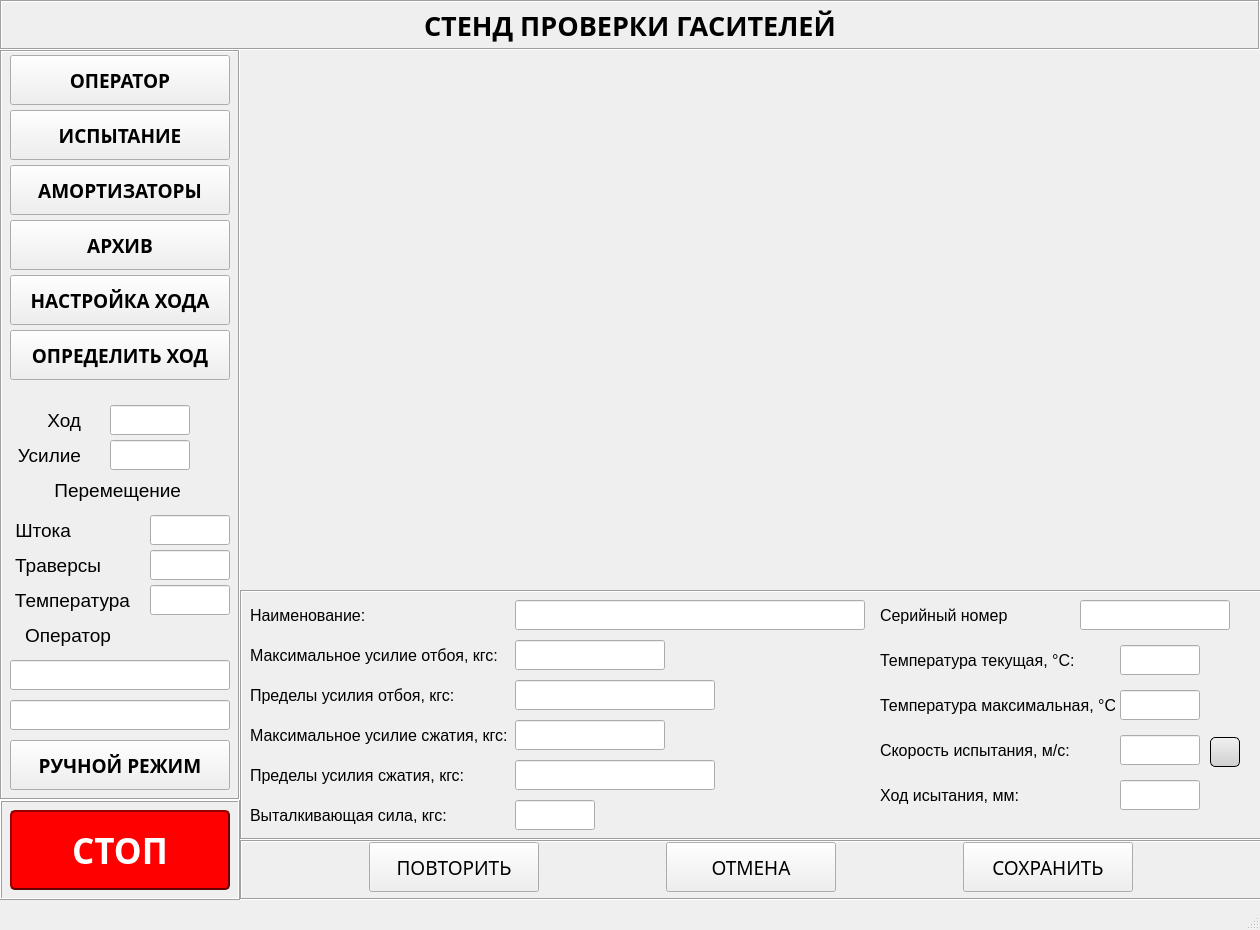
Before: the Qt Designer form ui/mainui.ui in Skorikof/SPG-023MK, drawn with Qt 5.
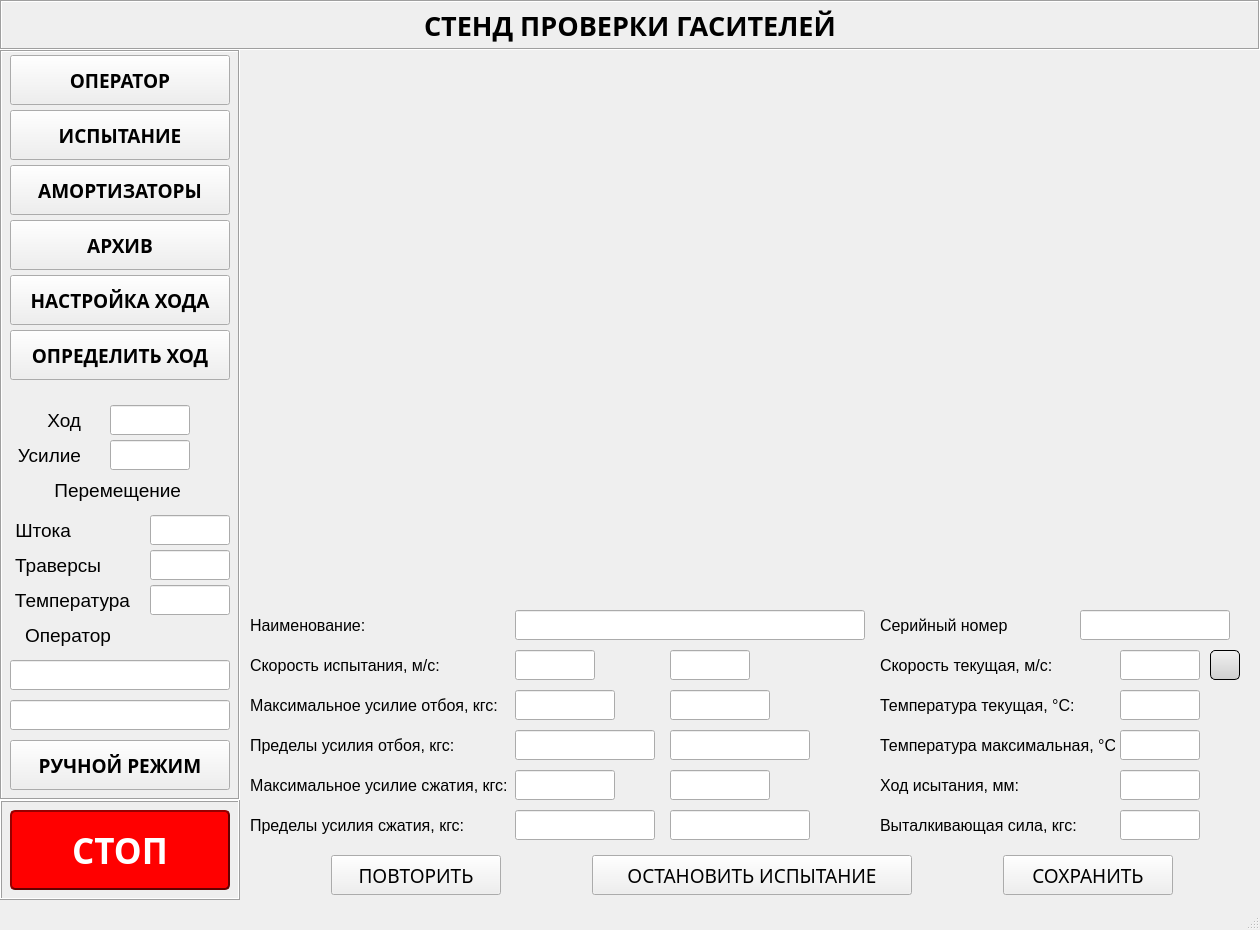
After: the same form once the commit is applied. The open tabs and pages were chosen to show the change. Custom widgets are drawn as their Qt base class.

Commit message: ГУИ переделан под озвученные требования, многие обьекты переименованы, необходимо внести правки в код. Во view.py добалено отображение данных во время испытания

The edit to the form file:
```diff
--- a/ui/mainui.ui
+++ b/ui/mainui.ui
@@ -1968,40 +1968,37 @@
            </layout>
           </widget>
           <widget class="QWidget" name="test_lab_page_3">
-           <layout class="QVBoxLayout" name="verticalLayout_3">
-            <property name="spacing">
-             <number>0</number>
-            </property>
-            <property name="leftMargin">
-             <number>0</number>
-            </property>
-            <property name="topMargin">
-             <number>0</number>
-            </property>
-            <property name="rightMargin">
-             <number>0</number>
-            </property>
-            <property name="bottomMargin">
-             <number>0</number>
-            </property>
-            <item>
              <widget class="PlotWidget" name="lab_GraphWidget" native="true">
+            <property name="geometry">
+             <rect>
+              <x>0</x>
+              <y>0</y>
+              <width>1024</width>
+              <height>550</height>
+             </rect>
+            </property>
               <property name="minimumSize">
                <size>
                 <width>1024</width>
-                <height>540</height>
+              <height>550</height>
                </size>
               </property>
               <property name="maximumSize">
                <size>
                 <width>1024</width>
-                <height>540</height>
+              <height>550</height>
                </size>
               </property>
              </widget>
-            </item>
-            <item>
              <widget class="QFrame" name="test_data_frame">
+            <property name="geometry">
+             <rect>
+              <x>0</x>
+              <y>550</y>
+              <width>1024</width>
+              <height>250</height>
+             </rect>
+            </property>
               <property name="minimumSize">
                <size>
                 <width>1024</width>
@@ -2015,7 +2012,7 @@
                </size>
               </property>
               <property name="frameShape">
-               <enum>QFrame::Box</enum>
+             <enum>QFrame::NoFrame</enum>
               </property>
               <property name="frameShadow">
                <enum>QFrame::Sunken</enum>
@@ -2054,14 +2051,14 @@
                 <set>Qt::AlignCenter</set>
                </property>
                <property name="readOnly">
-                <bool>false</bool>
-               </property>
-              </widget>
-              <widget class="QLabel" name="test_data_label3">
+              <bool>true</bool>
+             </property>
+            </widget>
+            <widget class="QLabel" name="lbl_17">
                <property name="geometry">
                 <rect>
                  <x>10</x>
-                 <y>170</y>
+               <y>210</y>
                  <width>216</width>
                  <height>30</height>
                 </rect>
@@ -2092,20 +2089,20 @@
                <property name="geometry">
                 <rect>
                  <x>275</x>
-                 <y>130</y>
-                 <width>150</width>
+               <y>170</y>
+               <width>100</width>
                  <height>30</height>
                 </rect>
                </property>
                <property name="minimumSize">
                 <size>
-                 <width>150</width>
+               <width>100</width>
                  <height>30</height>
                 </size>
                </property>
                <property name="maximumSize">
                 <size>
-                 <width>150</width>
+               <width>100</width>
                  <height>30</height>
                 </size>
                </property>
@@ -2126,7 +2123,7 @@
                <property name="geometry">
                 <rect>
                  <x>10</x>
-                 <y>50</y>
+               <y>90</y>
                  <width>250</width>
                  <height>30</height>
                 </rect>
@@ -2188,7 +2185,7 @@
                <property name="geometry">
                 <rect>
                  <x>10</x>
-                 <y>90</y>
+               <y>130</y>
                  <width>208</width>
                  <height>30</height>
                 </rect>
@@ -2287,78 +2284,81 @@
                <property name="geometry">
                 <rect>
                  <x>275</x>
-                 <y>90</y>
-                 <width>200</width>
-                 <height>30</height>
-                </rect>
-               </property>
-               <property name="minimumSize">
-                <size>
-                 <width>200</width>
-                 <height>30</height>
-                </size>
-               </property>
-               <property name="maximumSize">
-                <size>
-                 <width>200</width>
-                 <height>30</height>
-                </size>
-               </property>
-               <property name="font">
-                <font>
-                 <family>Arial</family>
-                 <pointsize>14</pointsize>
-                </font>
-               </property>
-               <property name="alignment">
-                <set>Qt::AlignCenter</set>
-               </property>
-               <property name="readOnly">
-                <bool>true</bool>
-               </property>
-              </widget>
-              <widget class="QLineEdit" name="test_data_limit_comp_lineEdit">
-               <property name="geometry">
-                <rect>
-                 <x>275</x>
-                 <y>170</y>
-                 <width>200</width>
-                 <height>30</height>
-                </rect>
-               </property>
-               <property name="minimumSize">
-                <size>
-                 <width>200</width>
-                 <height>30</height>
-                </size>
-               </property>
-               <property name="maximumSize">
-                <size>
-                 <width>200</width>
-                 <height>30</height>
-                </size>
-               </property>
-               <property name="font">
-                <font>
-                 <family>Arial</family>
-                 <pointsize>14</pointsize>
-                </font>
-               </property>
-               <property name="text">
-                <string/>
-               </property>
-               <property name="alignment">
-                <set>Qt::AlignCenter</set>
-               </property>
-               <property name="readOnly">
-                <bool>true</bool>
-               </property>
-              </widget>
-              <widget class="QLabel" name="test_data_label4">
-               <property name="geometry">
-                <rect>
-                 <x>10</x>
                  <y>130</y>
+               <width>140</width>
+               <height>30</height>
+              </rect>
+             </property>
+             <property name="minimumSize">
+              <size>
+               <width>140</width>
+               <height>30</height>
+              </size>
+             </property>
+             <property name="maximumSize">
+              <size>
+               <width>140</width>
+               <height>30</height>
+              </size>
+             </property>
+             <property name="font">
+              <font>
+               <family>Arial</family>
+               <pointsize>14</pointsize>
+              </font>
+             </property>
+             <property name="text">
+              <string/>
+             </property>
+             <property name="alignment">
+              <set>Qt::AlignCenter</set>
+             </property>
+             <property name="readOnly">
+              <bool>true</bool>
+             </property>
+            </widget>
+            <widget class="QLineEdit" name="lab_limit_comp_1_le">
+             <property name="geometry">
+              <rect>
+               <x>275</x>
+               <y>210</y>
+               <width>140</width>
+               <height>30</height>
+              </rect>
+             </property>
+             <property name="minimumSize">
+              <size>
+               <width>140</width>
+               <height>30</height>
+              </size>
+             </property>
+             <property name="maximumSize">
+              <size>
+               <width>140</width>
+               <height>30</height>
+              </size>
+             </property>
+             <property name="font">
+              <font>
+               <family>Arial</family>
+               <pointsize>14</pointsize>
+              </font>
+             </property>
+             <property name="text">
+              <string/>
+             </property>
+             <property name="alignment">
+              <set>Qt::AlignCenter</set>
+             </property>
+             <property name="readOnly">
+              <bool>true</bool>
+             </property>
+            </widget>
+            <widget class="QLabel" name="lbl_19">
+             <property name="geometry">
+              <rect>
+               <x>10</x>
+               <y>170</y>
                  <width>258</width>
                  <height>30</height>
                 </rect>
@@ -2389,20 +2389,20 @@
                <property name="geometry">
                 <rect>
                  <x>275</x>
-                 <y>50</y>
-                 <width>150</width>
+               <y>90</y>
+               <width>100</width>
                  <height>30</height>
                 </rect>
                </property>
                <property name="minimumSize">
                 <size>
-                 <width>150</width>
+               <width>100</width>
                  <height>30</height>
                 </size>
                </property>
                <property name="maximumSize">
                 <size>
-                 <width>150</width>
+               <width>100</width>
                  <height>30</height>
                 </size>
                </property>
@@ -2412,6 +2412,9 @@
                  <pointsize>14</pointsize>
                 </font>
                </property>
+             <property name="text">
+              <string/>
+             </property>
                <property name="alignment">
                 <set>Qt::AlignCenter</set>
                </property>
@@ -2423,7 +2426,7 @@
                <property name="geometry">
                 <rect>
                  <x>640</x>
-                 <y>100</y>
+               <y>130</y>
                  <width>235</width>
                  <height>30</height>
                 </rect>
@@ -2454,7 +2457,7 @@
                <property name="geometry">
                 <rect>
                  <x>880</x>
-                 <y>100</y>
+               <y>130</y>
                  <width>80</width>
                  <height>30</height>
                 </rect>
@@ -2488,7 +2491,7 @@
                <property name="geometry">
                 <rect>
                  <x>640</x>
-                 <y>145</y>
+               <y>50</y>
                  <width>211</width>
                  <height>30</height>
                 </rect>
@@ -2512,14 +2515,14 @@
                 </font>
                </property>
                <property name="text">
-                <string>Скорость испытания, м/с:</string>
-               </property>
-              </widget>
-              <widget class="QLineEdit" name="test_data_speed_lineEdit">
+              <string>Скорость текущая, м/с:</string>
+             </property>
+            </widget>
+            <widget class="QLineEdit" name="lab_speed_le">
                <property name="geometry">
                 <rect>
                  <x>880</x>
-                 <y>145</y>
+               <y>50</y>
                  <width>80</width>
                  <height>30</height>
                 </rect>
@@ -2556,7 +2559,7 @@
                <property name="geometry">
                 <rect>
                  <x>970</x>
-                 <y>147</y>
+               <y>50</y>
                  <width>30</width>
                  <height>30</height>
                 </rect>
@@ -2614,7 +2617,7 @@
                <property name="geometry">
                 <rect>
                  <x>640</x>
-                 <y>55</y>
+               <y>90</y>
                  <width>200</width>
                  <height>30</height>
                 </rect>
@@ -2645,7 +2648,7 @@
                <property name="geometry">
                 <rect>
                  <x>880</x>
-                 <y>55</y>
+               <y>90</y>
                  <width>80</width>
                  <height>30</height>
                 </rect>
@@ -2679,7 +2682,7 @@
                <property name="geometry">
                 <rect>
                  <x>640</x>
-                 <y>190</y>
+               <y>170</y>
                  <width>186</width>
                  <height>30</height>
                 </rect>
@@ -2710,7 +2713,7 @@
                <property name="geometry">
                 <rect>
                  <x>880</x>
-                 <y>190</y>
+               <y>170</y>
                  <width>80</width>
                  <height>30</height>
                 </rect>
@@ -2746,7 +2749,7 @@
               <widget class="QLabel" name="test_data_label3_2">
                <property name="geometry">
                 <rect>
-                 <x>10</x>
+               <x>640</x>
                  <y>210</y>
                  <width>216</width>
                  <height>30</height>
@@ -2774,24 +2777,274 @@
                 <string>Выталкивающая сила, кгс:</string>
                </property>
               </widget>
-              <widget class="QLineEdit" name="test_data_push_force_lineEdit">
+            <widget class="QLineEdit" name="lab_push_force_le">
+             <property name="geometry">
+              <rect>
+               <x>880</x>
+               <y>210</y>
+               <width>80</width>
+               <height>30</height>
+              </rect>
+             </property>
+             <property name="minimumSize">
+              <size>
+               <width>80</width>
+               <height>30</height>
+              </size>
+             </property>
+             <property name="maximumSize">
+              <size>
+               <width>80</width>
+               <height>30</height>
+              </size>
+             </property>
+             <property name="font">
+              <font>
+               <family>Arial</family>
+               <pointsize>14</pointsize>
+              </font>
+             </property>
+             <property name="text">
+              <string/>
+             </property>
+             <property name="alignment">
+              <set>Qt::AlignCenter</set>
+             </property>
+             <property name="readOnly">
+              <bool>true</bool>
+             </property>
+            </widget>
+            <widget class="QLabel" name="lbl_25">
+             <property name="geometry">
+              <rect>
+               <x>10</x>
+               <y>50</y>
+               <width>211</width>
+               <height>30</height>
+              </rect>
+             </property>
+             <property name="minimumSize">
+              <size>
+               <width>0</width>
+               <height>30</height>
+              </size>
+             </property>
+             <property name="maximumSize">
+              <size>
+               <width>16777215</width>
+               <height>30</height>
+              </size>
+             </property>
+             <property name="font">
+              <font>
+               <family>Arial</family>
+               <pointsize>12</pointsize>
+              </font>
+             </property>
+             <property name="text">
+              <string>Скорость испытания, м/с:</string>
+             </property>
+            </widget>
+            <widget class="QLineEdit" name="lab_speed_set_1_le">
                <property name="geometry">
                 <rect>
                  <x>275</x>
+               <y>50</y>
+               <width>80</width>
+               <height>30</height>
+              </rect>
+             </property>
+             <property name="minimumSize">
+              <size>
+               <width>80</width>
+               <height>30</height>
+              </size>
+             </property>
+             <property name="maximumSize">
+              <size>
+               <width>80</width>
+               <height>30</height>
+              </size>
+             </property>
+             <property name="font">
+              <font>
+               <family>Arial</family>
+               <pointsize>14</pointsize>
+              </font>
+             </property>
+             <property name="text">
+              <string/>
+             </property>
+             <property name="alignment">
+              <set>Qt::AlignCenter</set>
+             </property>
+             <property name="readOnly">
+              <bool>true</bool>
+             </property>
+            </widget>
+            <widget class="QLineEdit" name="lab_speed_set_2_le">
+             <property name="geometry">
+              <rect>
+               <x>430</x>
+               <y>50</y>
+               <width>80</width>
+               <height>30</height>
+              </rect>
+             </property>
+             <property name="minimumSize">
+              <size>
+               <width>80</width>
+               <height>30</height>
+              </size>
+             </property>
+             <property name="maximumSize">
+              <size>
+               <width>80</width>
+               <height>30</height>
+              </size>
+             </property>
+             <property name="font">
+              <font>
+               <family>Arial</family>
+               <pointsize>14</pointsize>
+              </font>
+             </property>
+             <property name="text">
+              <string/>
+             </property>
+             <property name="alignment">
+              <set>Qt::AlignCenter</set>
+             </property>
+             <property name="readOnly">
+              <bool>true</bool>
+             </property>
+            </widget>
+            <widget class="QLineEdit" name="lab_max_recoil_2_le">
+             <property name="geometry">
+              <rect>
+               <x>430</x>
+               <y>90</y>
+               <width>100</width>
+               <height>30</height>
+              </rect>
+             </property>
+             <property name="minimumSize">
+              <size>
+               <width>100</width>
+               <height>30</height>
+              </size>
+             </property>
+             <property name="maximumSize">
+              <size>
+               <width>100</width>
+               <height>30</height>
+              </size>
+             </property>
+             <property name="font">
+              <font>
+               <family>Arial</family>
+               <pointsize>14</pointsize>
+              </font>
+             </property>
+             <property name="text">
+              <string/>
+             </property>
+             <property name="alignment">
+              <set>Qt::AlignCenter</set>
+             </property>
+             <property name="readOnly">
+              <bool>true</bool>
+             </property>
+            </widget>
+            <widget class="QLineEdit" name="lab_limit_recoil_2_le">
+             <property name="geometry">
+              <rect>
+               <x>430</x>
+               <y>130</y>
+               <width>140</width>
+               <height>30</height>
+              </rect>
+             </property>
+             <property name="minimumSize">
+              <size>
+               <width>140</width>
+               <height>30</height>
+              </size>
+             </property>
+             <property name="maximumSize">
+              <size>
+               <width>140</width>
+               <height>30</height>
+              </size>
+             </property>
+             <property name="font">
+              <font>
+               <family>Arial</family>
+               <pointsize>14</pointsize>
+              </font>
+             </property>
+             <property name="text">
+              <string/>
+             </property>
+             <property name="alignment">
+              <set>Qt::AlignCenter</set>
+             </property>
+             <property name="readOnly">
+              <bool>true</bool>
+             </property>
+            </widget>
+            <widget class="QLineEdit" name="lab_max_comp_2_le">
+             <property name="geometry">
+              <rect>
+               <x>430</x>
+               <y>170</y>
+               <width>100</width>
+               <height>30</height>
+              </rect>
+             </property>
+             <property name="minimumSize">
+              <size>
+               <width>100</width>
+               <height>30</height>
+              </size>
+             </property>
+             <property name="maximumSize">
+              <size>
+               <width>100</width>
+               <height>30</height>
+              </size>
+             </property>
+             <property name="font">
+              <font>
+               <family>Arial</family>
+               <pointsize>14</pointsize>
+              </font>
+             </property>
+             <property name="alignment">
+              <set>Qt::AlignCenter</set>
+             </property>
+             <property name="readOnly">
+              <bool>true</bool>
+             </property>
+            </widget>
+            <widget class="QLineEdit" name="lab_limit_comp_2_le">
+             <property name="geometry">
+              <rect>
+               <x>430</x>
                  <y>210</y>
-                 <width>80</width>
+               <width>140</width>
                  <height>30</height>
                 </rect>
                </property>
                <property name="minimumSize">
                 <size>
-                 <width>80</width>
+               <width>140</width>
                  <height>30</height>
                 </size>
                </property>
                <property name="maximumSize">
                 <size>
-                 <width>80</width>
+               <width>140</width>
                  <height>30</height>
                 </size>
                </property>
@@ -2812,49 +3065,61 @@
                </property>
               </widget>
              </widget>
-            </item>
-            <item>
              <widget class="QFrame" name="test_btn_frame">
+            <property name="geometry">
+             <rect>
+              <x>0</x>
+              <y>800</y>
+              <width>1024</width>
+              <height>50</height>
+             </rect>
+            </property>
+            <property name="minimumSize">
+             <size>
+              <width>1024</width>
+              <height>50</height>
+             </size>
+            </property>
               <property name="maximumSize">
                <size>
-                <width>16777215</width>
-                <height>60</height>
+              <width>1024</width>
+              <height>50</height>
                </size>
               </property>
               <property name="frameShape">
-               <enum>QFrame::Box</enum>
+             <enum>QFrame::NoFrame</enum>
               </property>
               <property name="frameShadow">
                <enum>QFrame::Sunken</enum>
               </property>
               <layout class="QHBoxLayout" name="horizontalLayout_11">
                <property name="spacing">
-                <number>0</number>
+              <number>5</number>
                </property>
                <property name="leftMargin">
-                <number>0</number>
+              <number>5</number>
                </property>
                <property name="topMargin">
-                <number>0</number>
+              <number>5</number>
                </property>
                <property name="rightMargin">
-                <number>0</number>
+              <number>5</number>
                </property>
                <property name="bottomMargin">
-                <number>10</number>
+              <number>5</number>
                </property>
                <item>
                 <widget class="QPushButton" name="test_repeat_btn">
                  <property name="minimumSize">
                   <size>
                    <width>170</width>
-                   <height>50</height>
+                 <height>40</height>
                   </size>
                  </property>
                  <property name="maximumSize">
                   <size>
                    <width>170</width>
-                   <height>50</height>
+                 <height>40</height>
                   </size>
                  </property>
                  <property name="font">
@@ -2872,14 +3137,14 @@
                 <widget class="QPushButton" name="test_cancel_btn">
                  <property name="minimumSize">
                   <size>
-                   <width>170</width>
-                   <height>50</height>
+                 <width>320</width>
+                 <height>40</height>
                   </size>
                  </property>
                  <property name="maximumSize">
                   <size>
-                   <width>170</width>
-                   <height>50</height>
+                 <width>320</width>
+                 <height>40</height>
                   </size>
                  </property>
                  <property name="font">
@@ -2889,7 +3154,7 @@
                   </font>
                  </property>
                  <property name="text">
-                  <string>ОТМЕНА</string>
+                <string>ОСТАНОВИТЬ ИСПЫТАНИЕ</string>
                  </property>
                 </widget>
                </item>
@@ -2898,13 +3163,13 @@
                  <property name="minimumSize">
                   <size>
                    <width>170</width>
-                   <height>50</height>
+                 <height>40</height>
                   </size>
                  </property>
                  <property name="maximumSize">
                   <size>
                    <width>170</width>
-                   <height>50</height>
+                 <height>40</height>
                   </size>
                  </property>
                  <property name="font">
@@ -2920,8 +3185,6 @@
                </item>
               </layout>
              </widget>
-            </item>
-           </layout>
           </widget>
           <widget class="QWidget" name="test_conv_page_4">
            <layout class="QVBoxLayout" name="verticalLayout_4">
```
Left out of the diff: 678 changed lines with no effect on the pictures. Lines whose indentation alone changed are shown as unchanged. The commit also changes 5 other files.
